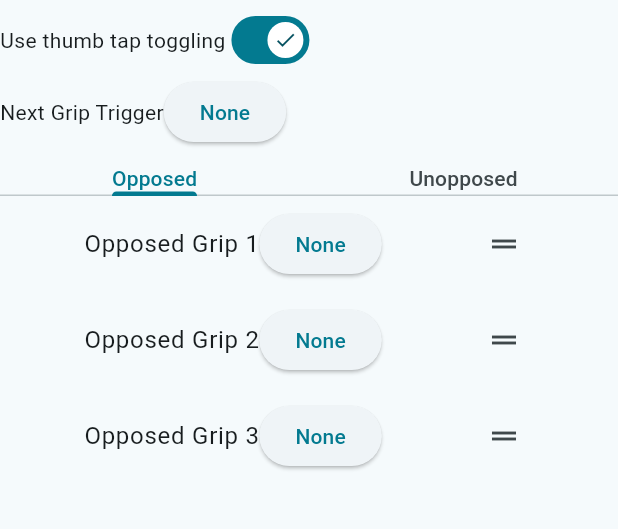
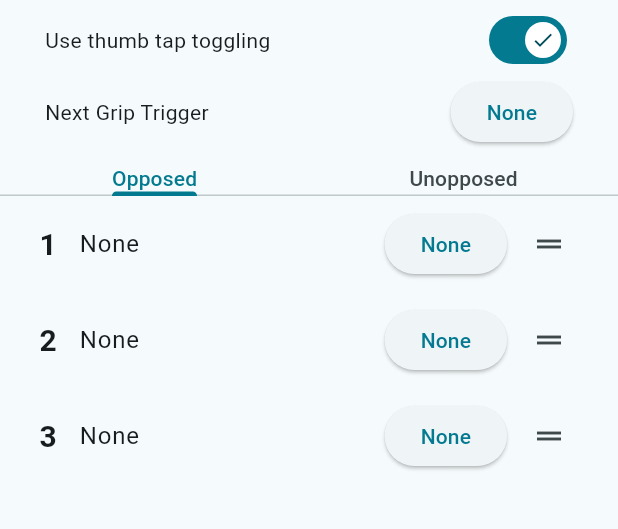
Before and after one commit to ms-840/bionic_interface_new, a Flutter app: the GripSettings2 screen opened by its route, on a phone screen of 412 x 824 dp, the part 80-609 px from its top. Run offline on Flutter 3.47's test engine with Material 3 defaults, Android fonts, the phone set to English and light mode, and no system bars; our stand-ins replace fl_chart, flutter_blue_plus, permission_handler; missing offline and left inert: flutter_reactive_ble.

Commit message:
Fixed errors with data communication about hand grips

```diff
--- a/lib/general_handler.dart
+++ b/lib/general_handler.dart
@@ -34,7 +34,7 @@ class GeneralHandler extends ChangeNotifier{
     for (var grip in gripPatterns.keys){
       if(gripPatterns[grip]!.type == "opposed"){
         opposedGrips[grip] = gripPatterns[grip]!;
-      } else{
+      } else if(gripPatterns[grip]!.type == "unopposed"){
         unopposedGrips[grip] = gripPatterns[grip]!;
       }
     }
@@ -76,13 +76,14 @@ class GeneralHandler extends ChangeNotifier{
     notifyListeners();
   }
 
-  void updateAction(String action, Grip? grip, Trigger trigger){
+  void updateAction(String action, Grip? grip, Trigger? trigger){
     if(useThumbToggling){
       currentUser.setUnOpposedAction(action: action, grip: grip, trigger: trigger);
     }
     else {
       currentUser.setCombinedAction(action: action, grip: grip, trigger: trigger);
     }
+
     notifyListeners();
   }
 
--- a/lib/grip_trigger_action.dart
+++ b/lib/grip_trigger_action.dart
@@ -40,13 +40,13 @@ class HandAction{
     if(grip!=null){
       return grip!.name;
     }
-    return "";
+    return "None";
   }
   String get triggerName{
-    if(grip!=null){
+    if(trigger!=null){
       return trigger!.name;
     }
-    return "";
+    return "None";
   }
 
 }
--- a/lib/screens/grip_preferences.dart
+++ b/lib/screens/grip_preferences.dart
@@ -60,10 +60,12 @@ class _ThumbTapSwitchState extends State<ThumbTapSwitch>{
   @override
   Widget build(BuildContext context){
     var generalHandler = context.watch<GeneralHandler>();
-    return Row(
+    return Padding(
+      padding: const EdgeInsets.symmetric(horizontal: 30),
+      child: Row(
         children: [
           const Text("Use thumb tap toggling"),
-        const SizedBox.shrink(),
+          const Spacer(),
           Switch(
             thumbIcon: thumbIcon,
             value: generalHandler.useThumbToggling,
@@ -74,18 +76,10 @@ class _ThumbTapSwitchState extends State<ThumbTapSwitch>{
             },
           ),
         ],
+      ),
     );
   }
 
-}
-
-class SingleTypeList extends StatelessWidget{
-  const SingleTypeList({super.key});
-
-  @override
-  Widget build (BuildContext context){
-    return const ReorderableGripList(listType: "Combined");
-  }
 }
 
 class CycleTriggerSelector extends StatelessWidget{
@@ -94,10 +88,12 @@ class CycleTriggerSelector extends StatelessWidget{
   @override
   Widget build(BuildContext context){
     var generalHandler = context.watch<GeneralHandler>();
-    return Row(
+    return Padding(
+      padding: const EdgeInsets.symmetric(horizontal: 30),
+      child: Row(
         children: [
           const Text("Next Grip Trigger"),
-        const SizedBox.shrink(),
+          const Spacer(),
           ElevatedButton(
               onPressed: () async{
                 if(!generalHandler.userAccess[1]){
@@ -119,9 +115,19 @@ class CycleTriggerSelector extends StatelessWidget{
               child: Text(generalHandler.currentUser.triggerForAction("Next Grip").name),
           )
         ],
+      ),
     );
   }
 
+}
+
+class SingleTypeList extends StatelessWidget{
+  const SingleTypeList({super.key});
+
+  @override
+  Widget build (BuildContext context){
+    return const ReorderableGripList(listType: "Combined");
+  }
 }
 
 class DoubleTypeList extends StatelessWidget{
@@ -153,50 +159,6 @@ class DoubleTypeList extends StatelessWidget{
   }
 }
 
-class ReorderableExample extends StatefulWidget {
-  const ReorderableExample({super.key});
-
-  @override
-  State<ReorderableExample> createState() => _ReorderableListViewExampleState();
-}
-
-class _ReorderableListViewExampleState extends State<ReorderableExample> {
-  final List<int> _items = List<int>.generate(50, (int index) => index);
-
-  @override
-  Widget build(BuildContext context) {
-    final ColorScheme colorScheme = Theme.of(context).colorScheme;
-    final Color oddItemColor = colorScheme.primary.withOpacity(0.05);
-    final Color evenItemColor = colorScheme.primary.withOpacity(0.15);
-
-    return ReorderableListView(
-      //padding: const EdgeInsets.symmetric(horizontal: 10),
-      shrinkWrap: true,
-      children: <Widget>[
-        for (int index = 0; index < _items.length; index += 1)
-          ListTile(
-            key: Key('$index'),
-            tileColor: _items[index].isOdd ? oddItemColor : evenItemColor,
-            title: Text('Item ${_items[index]}'),
-            trailing: ReorderableDragStartListener(
-              index: index,
-              child: const Icon(Icons.drag_handle),
-            ),
-            visualDensity: const VisualDensity(horizontal: 4, vertical: 4),
-          ),
-      ],
-      onReorder: (int oldIndex, int newIndex) {
-        setState(() {
-          if (oldIndex < newIndex) {
-            newIndex -= 1;
-          }
-          final int item = _items.removeAt(oldIndex);
-          _items.insert(newIndex, item);
-        });
-      },
-    );
-  }
-}
 
 class ReorderableGripList extends StatefulWidget{
   //this also needs what list it should display
@@ -250,19 +212,21 @@ class _ReorderableGripListState extends State<ReorderableGripList>{
         _gripList = generalHandler.currentUser.unopposedActions;
         allGrips =  generalHandler.gripsTyped()[1];
       case "Combined":
-        _gripList = generalHandler.currentUser.combinedActions;
+        _gripList = Map<String,HandAction>.from(generalHandler.currentUser.combinedActions);
         _gripList.remove("Next Grip");
         allGrips =  generalHandler.gripPatterns;
+        allGrips.remove("None");
       default:
-        _gripList = generalHandler.currentUser.combinedActions;
+        _gripList = Map<String,HandAction>.from(generalHandler.currentUser.combinedActions);
         _gripList.remove("Next Grip");
         allGrips =  generalHandler.gripPatterns;
+        allGrips.remove("None");
     }
     _items = _gripList.values.toList(); // indeces of this will change
     _actionTitles = _gripList.keys.toList(); //indeces of this will be constant
 
     return ReorderableListView(
-        padding: const EdgeInsets.symmetric(horizontal: 40),
+        padding: const EdgeInsets.symmetric(horizontal: 10),
         shrinkWrap: true,
         children: <Widget>[
           for(var (index, action) in _items.indexed)
@@ -270,11 +234,13 @@ class _ReorderableGripListState extends State<ReorderableGripList>{
             ListTile(
               key: Key("$index"), //This as a key is not great, but will keep it for now
               title: Row(
+                mainAxisAlignment: MainAxisAlignment.start,
                children: [
-                 Text(_actionTitles[index]),
-                 const SizedBox.shrink(),
-                 Text(action.gripName),
-                 const SizedBox.shrink(),
+                 Text(_actionTitles[index].substring(_actionTitles[index].length - 1),
+                   style: const TextStyle(fontSize: 20, fontWeight: FontWeight.bold),),
+                 const SizedBox(width: 15,),
+                 Text(generalHandler.currentUser.gripForAction(_actionTitles[index]).name),
+                 const Spacer(),
                  ElevatedButton(
                    onPressed: () async{
                      if(!generalHandler.userAccess[1]){
@@ -310,8 +276,8 @@ class _ReorderableGripListState extends State<ReorderableGripList>{
                           grips: allGrips));
                   if(newGrip!=null && newGrip!= currentGrip){
                     //Todo: send the update to the hand
-                    var newGripItem = generalHandler.triggers[newGrip]!;
-                    generalHandler.updateAction(_actionTitles[index], action.grip, newGripItem);
+                    var newGripItem = generalHandler.gripPatterns[newGrip]!;
+                    generalHandler.updateAction(_actionTitles[index], newGripItem, action.trigger);
                   }
                 }
               },
@@ -449,7 +415,7 @@ class _TriggersList extends State<TriggersList>{
           selected: gripTrigger == _currentTrigger,
           //selectedColor: Theme.of(context).cardColor,
           //tileColor: ,
-          leading: const Text("image?"), //this should be the relevant image
+         // leading: const Text("image?"), //this should be the relevant image
           visualDensity: const VisualDensity(horizontal: 0.0, vertical: 0.0),
           onTap: (){
             setState(() {
--- a/lib/user/user.dart
+++ b/lib/user/user.dart
@@ -74,41 +74,58 @@ class User{
     _gripSettings = gripSettings;
   }
 
-  void setCombinedAction({required String action, Grip? grip, required Trigger trigger}){
+  void setCombinedAction({required String action, Grip? grip, Trigger? trigger}){
     combinedActions[action] = HandAction(grip: grip, trigger: trigger);
   }
 
-  void setUnOpposedAction({required String action, Grip? grip, required Trigger trigger}){
+  void setUnOpposedAction({required String action, Grip? grip, Trigger? trigger}){
     unOpposedActions[action] = HandAction(grip: grip, trigger: trigger);
   }
 
   Trigger triggerForAction(String action){
     Trigger? trigger;
-    HandAction? action;
     if(useThumbToggling){
       // use unOpposed action list
-      action = unOpposedActions[action];
+      try{
+        trigger = unOpposedActions[action]!.trigger;
+      } catch (e){
+        return Trigger(name: "Error", bleCommand: "0");
+      }
+
     }
     else{
       // use combined action list
-      action = combinedActions[action];
+      try{
+        trigger = combinedActions[action]!.trigger;
+      } catch (e){
+        return Trigger(name: "Error", bleCommand: "0");
+      }
+
     }
-    if(action!=null){
-      trigger =  action.trigger;
       if(trigger!=null){
         return trigger!;
       }
-    }
+
     return Trigger(name: "None", bleCommand: "0");
   }
 
   Grip gripForAction(String action){
     Grip? grip;
     if(useThumbToggling){
-      grip = unOpposedActions[action]!.grip;
+      try{
+        grip = unOpposedActions[action]!.grip;
+      } catch (e){
+        return Grip(name: "Error", type: "", bleCommand: "", assetLocation: "");
+      }
+
     }
     else{
-      grip = combinedActions[action]!.grip;
+      try{
+        grip = combinedActions[action]!.grip;
+      } catch (e){
+        return Grip(name: "Error", type: "", bleCommand: "", assetLocation: "");
+      }
+
     }
     if(grip!=null){
       return grip;
```
Also changed, not shown: 1 other file. Lines whose indentation alone changed are shown as unchanged.
